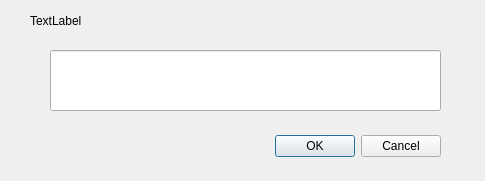
Old version of the form Modbus-TCP/Modbus-TCP-Master/ModBus_TCP_master/inputdialog.ui in the repository afreedog/Modbus.
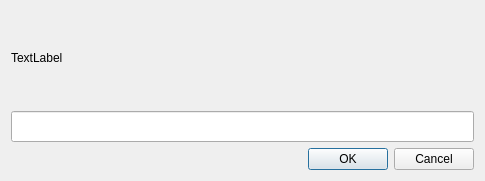
New version of the form.

Commit message: 修改ui界面

What changed in the file:
```diff
--- a/Modbus-TCP/Modbus-TCP-Master/ModBus_TCP_master/inputdialog.ui
+++ b/Modbus-TCP/Modbus-TCP-Master/ModBus_TCP_master/inputdialog.ui
@@ -19,31 +19,16 @@
   <property name="windowTitle">
    <string>输入数据</string>
   </property>
-  <widget class="QDialogButtonBox" name="buttonBox">
-   <property name="geometry">
-    <rect>
-     <x>100</x>
-     <y>130</y>
-     <width>341</width>
-     <height>32</height>
-    </rect>
-   </property>
-   <property name="orientation">
-    <enum>Qt::Horizontal</enum>
-   </property>
-   <property name="standardButtons">
-    <set>QDialogButtonBox::Cancel|QDialogButtonBox::Ok</set>
-   </property>
-  </widget>
+  <layout class="QGridLayout" name="gridLayout">
+   <item row="0" column="0">
+    <widget class="QLabel" name="inputDialogLabel">
+     <property name="text">
+      <string>TextLabel</string>
+     </property>
+    </widget>
+   </item>
+   <item row="1" column="0">
   <widget class="QLineEdit" name="inputDialogLineEdit">
-   <property name="geometry">
-    <rect>
-     <x>50</x>
-     <y>50</y>
-     <width>391</width>
-     <height>61</height>
-    </rect>
-   </property>
    <property name="font">
     <font>
      <family>Bookman Old Style</family>
@@ -56,19 +41,18 @@
     <number>65536</number>
    </property>
   </widget>
-  <widget class="QLabel" name="inputDialogLabel">
-   <property name="geometry">
-    <rect>
-     <x>30</x>
-     <y>10</y>
-     <width>221</width>
-     <height>21</height>
-    </rect>
-   </property>
-   <property name="text">
-    <string>TextLabel</string>
-   </property>
-  </widget>
+   </item>
+   <item row="2" column="0">
+    <widget class="QDialogButtonBox" name="buttonBox">
+     <property name="orientation">
+      <enum>Qt::Horizontal</enum>
+     </property>
+     <property name="standardButtons">
+      <set>QDialogButtonBox::Cancel|QDialogButtonBox::Ok</set>
+     </property>
+    </widget>
+   </item>
+  </layout>
  </widget>
  <resources/>
  <connections>
```
Lines whose indentation alone changed are shown as unchanged.
